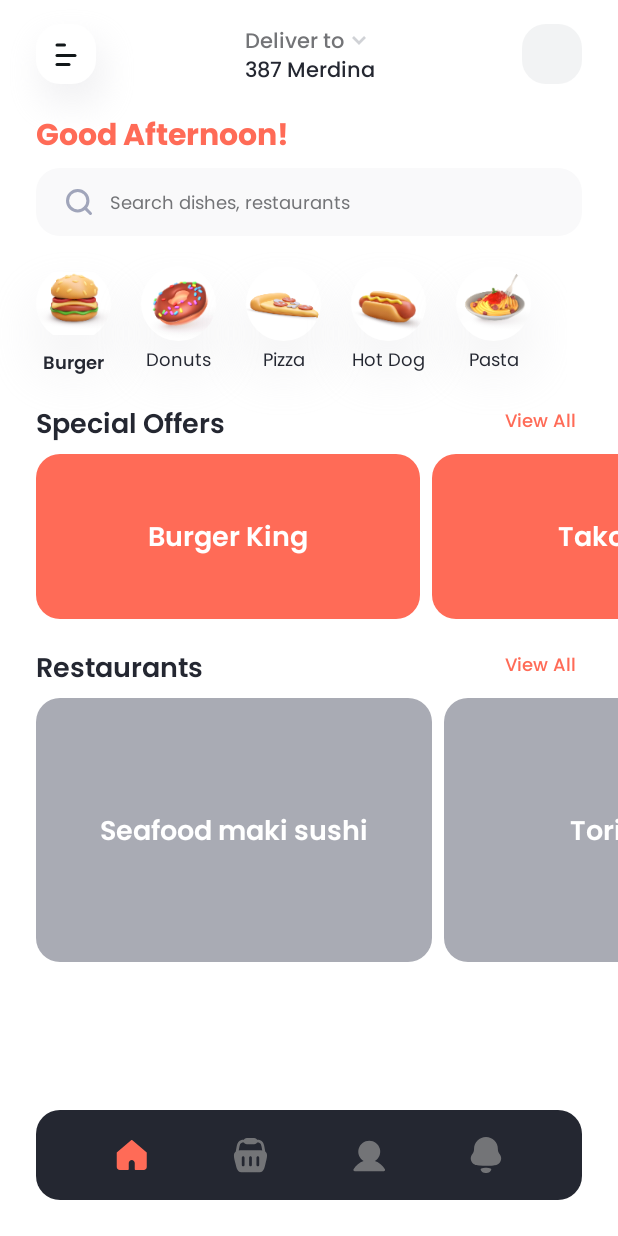
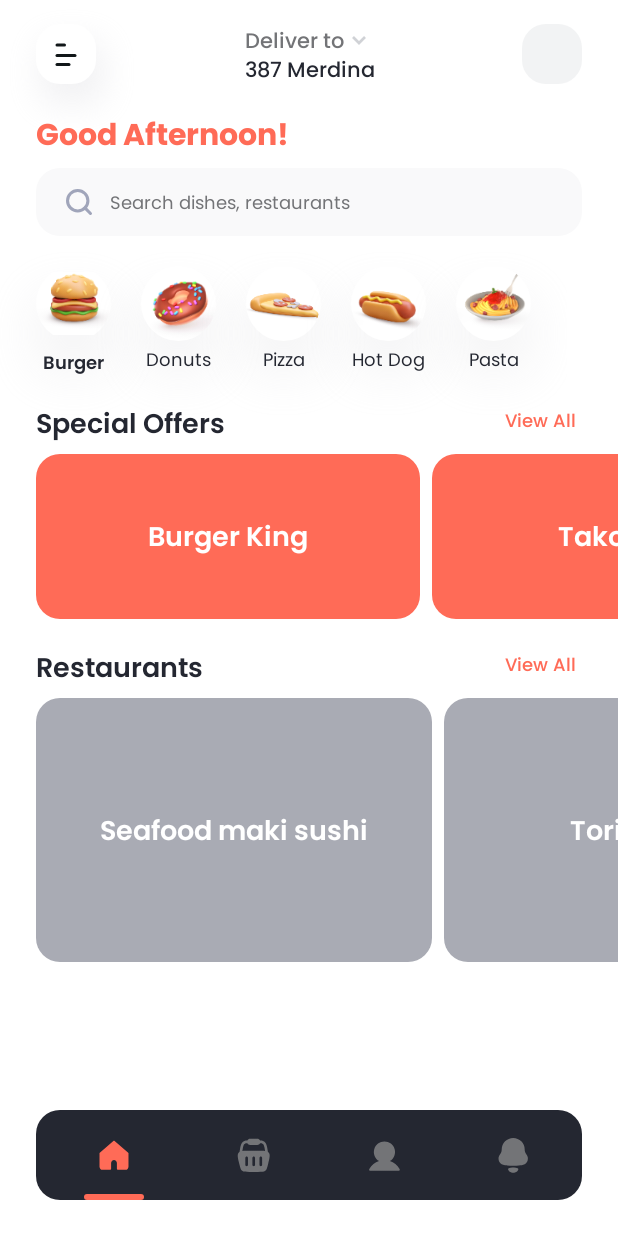
Before and after one commit to tonycode/composed, an Android app built with Jetpack Compose: the ComidaAppActivity screen opened directly, with no data from a screen before it, on a phone screen of 412 x 824 dp. Run offline under Robolectric (Android 15) with nearby library versions, the phone set to English and light mode, and no system bars.

Commit message:
feat(comida): BottomNav - Implement onPressed state & bottom line-indicator

```diff
--- a/demos/comida-app/src/main/kotlin/dev/tonycode/composed/comida/ui/components/BottomNav.kt
+++ b/demos/comida-app/src/main/kotlin/dev/tonycode/composed/comida/ui/components/BottomNav.kt
@@ -4,9 +4,12 @@ import androidx.annotation.DrawableRes
 import androidx.compose.foundation.Image
 import androidx.compose.foundation.clickable
 import androidx.compose.foundation.layout.Arrangement
+import androidx.compose.foundation.layout.Box
 import androidx.compose.foundation.layout.Row
 import androidx.compose.foundation.layout.fillMaxWidth
 import androidx.compose.foundation.layout.padding
+import androidx.compose.foundation.layout.requiredSize
+import androidx.compose.foundation.layout.size
 import androidx.compose.material3.MaterialTheme
 import androidx.compose.material3.Surface
 import androidx.compose.runtime.Composable
@@ -14,7 +17,9 @@ import androidx.compose.runtime.getValue
 import androidx.compose.runtime.mutableStateOf
 import androidx.compose.runtime.remember
 import androidx.compose.runtime.setValue
+import androidx.compose.ui.Alignment
 import androidx.compose.ui.Modifier
+import androidx.compose.ui.draw.clip
 import androidx.compose.ui.graphics.ColorFilter
 import androidx.compose.ui.res.painterResource
 import androidx.compose.ui.tooling.preview.Preview
@@ -39,8 +44,8 @@ fun BottomNav(
         Row(
             modifier = Modifier
                 .fillMaxWidth()
-                .padding(vertical = 16.dp),
-            horizontalArrangement = Arrangement.SpaceEvenly,
+                .padding(horizontal = 16.dp),
+            horizontalArrangement = Arrangement.SpaceBetween,
         ) {
             navItems.forEach { screen ->
                 BottomNavItem(
@@ -60,14 +65,36 @@ private fun BottomNavItem(
     isSelected: Boolean,
     onSelected: () -> Unit,
 ) {
+    Box(
+        modifier = Modifier
+            .clip(MaterialTheme.shapes.medium)
+            .clickable { onSelected.invoke() }
+            .padding(horizontal = 16.dp),
+    ) {
+        // nav-item icon
         Image(
             painterResource(id = screen.iconRes),
             contentDescription = screen.iconDescription,
             colorFilter = ColorFilter.tint(
                 if (isSelected) ComidaPalette.Primary else ComidaPalette.ParisPaving
             ),
-        modifier = Modifier.clickable { onSelected.invoke() }
+            modifier = Modifier
+                .align(Alignment.Center)
+                .padding(vertical = 16.dp)
+                .requiredSize(28.dp),
         )
+
+        // bottom line indicator for selected nav-item
+        if (isSelected) {
+            Surface(
+                shape = MaterialTheme.shapes.small,
+                color = MaterialTheme.colorScheme.primary,
+                modifier = Modifier
+                    .align(Alignment.BottomCenter)
+                    .size(width = 40.dp, height = 4.dp),
+            ) { }
+        }
+    }
 }
 
 private sealed class Screen(val route: String, @DrawableRes val iconRes: Int, val iconDescription: String) {
```
Lines whose indentation alone changed are shown as unchanged.
